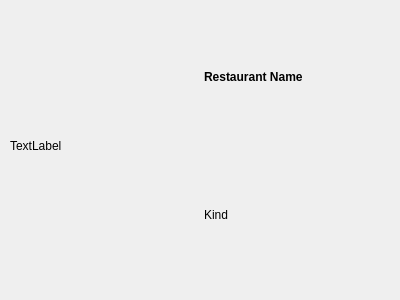
Abolfazlrwm/IUT_Food, file restaurantitemwidget.ui: the form before one commit.
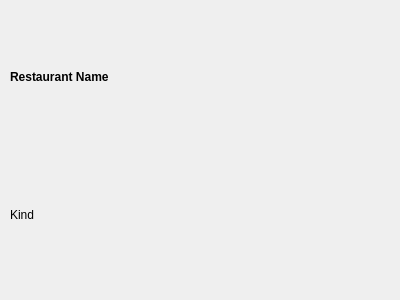
The form after the commit.

Patch:
```diff
--- a/restaurantitemwidget.ui
+++ b/restaurantitemwidget.ui
@@ -23,19 +23,6 @@
     </rect>
    </property>
    <layout class="QHBoxLayout" name="horizontalLayout">
-    <item>
-     <widget class="QLabel" name="logoLabel">
-      <property name="minimumSize">
-       <size>
-        <width>64</width>
-        <height>64</height>
-       </size>
-      </property>
-      <property name="text">
-       <string>TextLabel</string>
-      </property>
-     </widget>
-    </item>
     <item>
      <layout class="QVBoxLayout" name="verticalLayout">
       <item>
```
